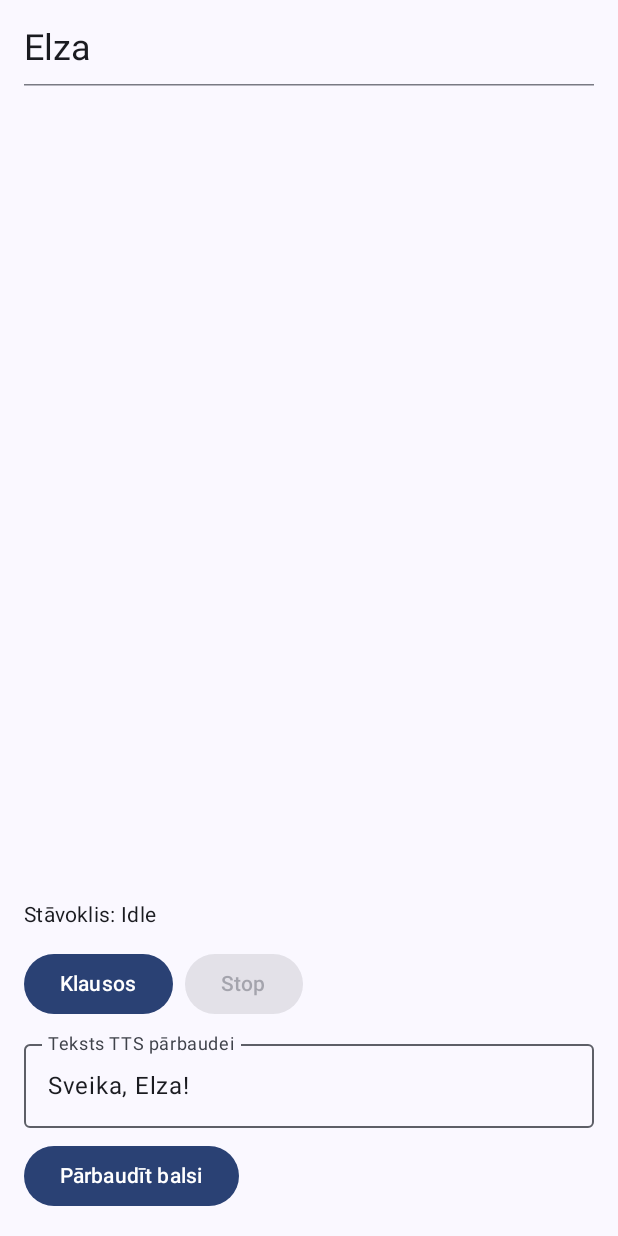
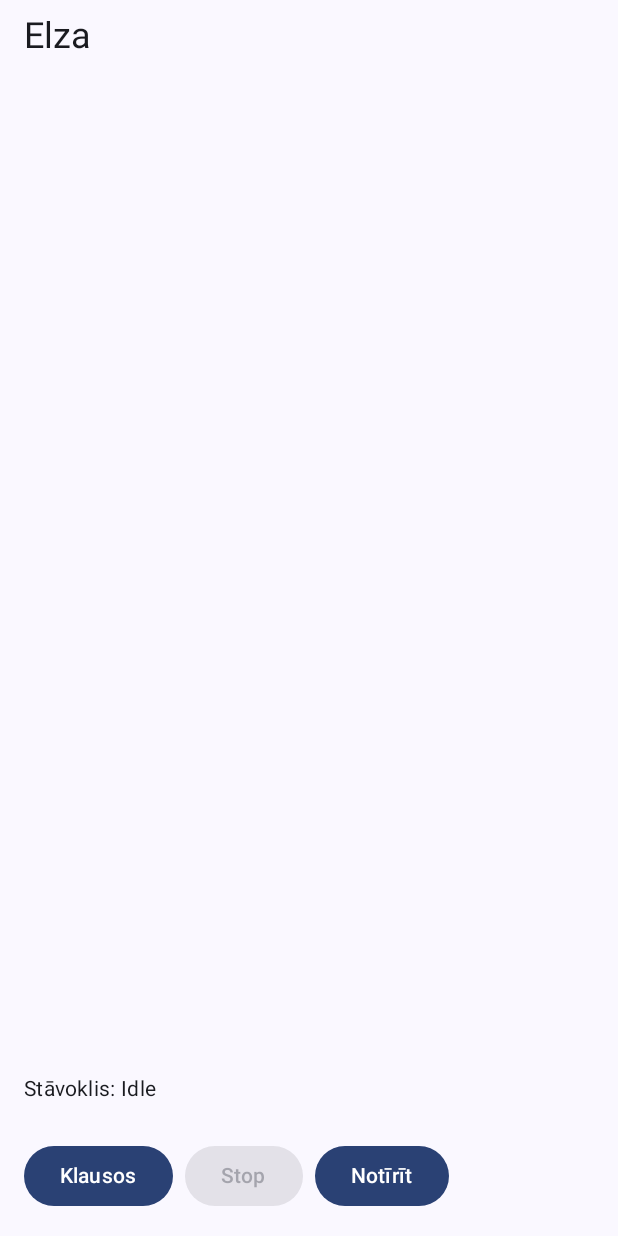
Before and after one commit to Mariozo/HomeoGO, an Android app built with Jetpack Compose: the screen it shows after launch (MainActivity), on a phone screen of 412 x 824 dp. Run offline under Robolectric (Android 15) with nearby library versions, the phone set to English and light mode, and no system bars; 1 statement that could not run was skipped.

Commit message:
feat(ai): Elza gained reason — full Android↔Flask↔OpenAI link operational 🎉 (first full dialogue working)

```diff
--- a/app/src/main/java/lv/mariozo/homeogo/ElzaViewModel.kt
+++ b/app/src/main/java/lv/mariozo/homeogo/ElzaViewModel.kt
@@ -1,16 +1,15 @@
 // File: app/src/main/java/lv/mariozo/homeogo/ui/ElzaViewModel.kt
 // Project: HomeoGO
 // Created: 04.okt.2025 14:25 (Rīga)
-// ver. 1.5
-// Purpose: ViewModel for ElzaScreen — STT/TTS, chat history, AI-first logic with clear diagnostics.
+// ver. 1.9 (added 350 ms TTS→STT tail guard, Gemini loop fix compatible)
+// Purpose: ViewModel for ElzaScreen, adapted for Flask/OpenAI backend.
 // Comments:
-//  - Reads AI endpoint config from BuildConfig (ELZA_API_BASE/ELZA_API_PATH/ELZA_API_TOKEN).
-//  - Shows precise status on network/HTTP/JSON errors so you can pinpoint why AI reply is empty.
+//  - Adds short tail guard after TTS to avoid self-echo.
+//  - Fully compatible with current Flask API (POST {"prompt","lang"} → {"reply"}).
 
 package lv.mariozo.homeogo.ui
 
-// 1. ---- Imports ---------------------------------------------------------------
-import lv.mariozo.homeogo.BuildConfig as AppBuildConfig
+// #1. ---- Imports --------------------------------------------------------------
 
 import android.app.Application
 import android.content.Context
@@ -33,8 +32,9 @@ import java.net.HttpURLConnection
 import java.net.SocketTimeoutException
 import java.net.URL
 import java.nio.charset.StandardCharsets
+import lv.mariozo.homeogo.BuildConfig as AppBuildConfig
 
-// 2. ---- Chat model ------------------------------------------------------------
+// #2. ---- Chat model ------------------------------------------------------------
 enum class Sender { USER, ELZA }
 
 data class ChatMessage(
@@ -43,7 +43,7 @@ data class ChatMessage(
     val text: String,
 )
 
-// 3. ---- UI State --------------------------------------------------------------
+// #3. ---- UI State --------------------------------------------------------------
 data class ElzaScreenState(
     val status: String = "Idle",
     val recognizedText: String = "",
@@ -51,7 +51,7 @@ data class ElzaScreenState(
     val messages: List<ChatMessage> = emptyList(),
 )
 
-// 4. ---- ViewModel -------------------------------------------------------------
+// #4. ---- ViewModel -------------------------------------------------------------
 class ElzaViewModel(application: Application) : AndroidViewModel(application) {
 
     private val _uiState = MutableStateFlow(ElzaScreenState())
@@ -69,7 +69,6 @@ class ElzaViewModel(application: Application) : AndroidViewModel(application) {
         speechRegion = AppBuildConfig.AZURE_SPEECH_REGION
     )
 
-    // 4.1 ---- AI-first logic manager (uses backendReply + isOnline) -----------
     private val logic = ElzaLogicManager(
         ai = { userText, locale -> backendReply(userText, locale) },
         isOnline = { isNetworkAvailable(getApplication()) },
@@ -79,33 +78,37 @@ class ElzaViewModel(application: Application) : AndroidViewModel(application) {
     private var nextId: Long = 1L
     private fun newId(): Long = nextId++
 
-    // STT ↔ TTS echo guard
-    private var isSpeaking: Boolean = false
+    // --- TTS/STT tail guard -----------------------------------------------------
+    private var isSpeaking = false
+    private var speakEndedAt = 0L
+    private val speakTailMs = 350L
 
-    // 4.2 ---- STT control ------------------------------------------------------
+    // #4.2 ---- STT control ------------------------------------------------------
     fun startListening() {
-        if (isSpeaking) {
+        // Drop if just finished speaking
+        if (isSpeaking || System.currentTimeMillis() - speakEndedAt < speakTailMs) {
             _uiState.value = _uiState.value.copy(status = "Pagaidi — runāju…")
             return
         }
+
         _uiState.value = _uiState.value.copy(status = "Klausos...", isListening = true)
         sttManager.startListening(object : SpeechRecognizerManager.Callbacks {
             override fun onPartial(text: String) {
-                if (isSpeaking) return
+                if (isSpeaking || System.currentTimeMillis() - speakEndedAt < speakTailMs) return
                 _uiState.value =
                     _uiState.value.copy(status = "Dzird daļu...", recognizedText = text)
             }
 
             override fun onFinal(text: String) {
-                if (isSpeaking) return
-                _uiState.value = _uiState.value.copy(
-                    status = "Atpazīts!",
-                    recognizedText = text,
-                    isListening = false
-                )
+                if (isSpeaking || System.currentTimeMillis() - speakEndedAt < speakTailMs || !_uiState.value.isListening) return
+                stopListening()
+
                 if (text.isNotBlank()) {
+                    _uiState.value = _uiState.value.copy(status = "Atpazīts!")
                     appendMessage(Sender.USER, text)
                     processInput(text)
+                } else {
+                    _uiState.value = _uiState.value.copy(status = "Gatavs")
                 }
             }
 
@@ -132,25 +135,27 @@ class ElzaViewModel(application: Application) : AndroidViewModel(application) {
         )
     }
 
-    // 4.3 ---- TTS control ------------------------------------------------------
-    fun speakTest(text: String) {
+    // #4.3 ---- TTS control ------------------------------------------------------
+    private fun speak(text: String) {
         if (_uiState.value.isListening) stopListening()
+
         isSpeaking = true
-        _uiState.value = _uiState.value.copy(status = "Runā: $text")
+        _uiState.value = _uiState.value.copy(status = "Runā…")
+
         ttsManager.speak(text) { ok ->
             isSpeaking = false
+            speakEndedAt = System.currentTimeMillis()
             viewModelScope.launch {
                 _uiState.value = _uiState.value.copy(
-                    status = if (ok) "Atskaņošana pabeigta" else "TTS kļūda"
+                    status = if (ok) "Gatavs" else "TTS kļūda"
                 )
             }
         }
     }
 
-    // 4.4 ---- Logic bridge (STT → AI → TTS) -----------------------------------
+    // #4.4 ---- Logic bridge (STT → AI → TTS) -----------------------------------
     private fun processInput(text: String) {
         viewModelScope.launch {
-            // Pirms izsaukuma — skaidrs statuss, kas notiek
             _uiState.value = _uiState.value.copy(status = "Domāju…")
             val reply: ElzaResponse = logic.replyTo(text, locale = AppBuildConfig.STT_LANGUAGE)
 
@@ -161,11 +166,11 @@ class ElzaViewModel(application: Application) : AndroidViewModel(application) {
             }
 
             appendMessage(Sender.ELZA, reply.text)
-            speakTest(reply.text)
+            speak(reply.text)
         }
     }
 
-    // 4.5 ---- Chat helpers -----------------------------------------------------
+    // #4.5 ---- Chat helpers -----------------------------------------------------
     private fun appendMessage(from: Sender, text: String) {
         val msg = ChatMessage(id = newId(), from = from, text = text)
         _uiState.value = _uiState.value.copy(messages = _uiState.value.messages + msg)
@@ -176,32 +181,27 @@ class ElzaViewModel(application: Application) : AndroidViewModel(application) {
             _uiState.value.copy(messages = emptyList(), recognizedText = "", status = "Notīrīts")
     }
 
-    // 4.6 ---- Cleanup -----------------------------------------------------------
+    // #4.6 ---- Cleanup -----------------------------------------------------------
     override fun onCleared() {
         super.onCleared()
         sttManager.release()
         ttsManager.release()
     }
 
-    // 5. ---- Backend (AI) adapter ----------------------------------------------
+    // #5. ---- Backend (Flask AI adapter) ----------------------------------------
     private companion object {
         private const val TAG = "HomeoGO-AI"
-        private const val TIMEOUT_MS = 15_000
+        private const val TIMEOUT_MS = 20_000
     }
 
-    /**
-     * POST {text, locale} → {"reply": "..."} (vai {"answer": "..."})
-     * Precīzi kļūdu paziņojumi atgriežas UI statusā.
-     */
     private suspend fun backendReply(userText: String, locale: String): String =
         withContext(Dispatchers.IO) {
             val base = AppBuildConfig.ELZA_API_BASE
             val path = AppBuildConfig.ELZA_API_PATH
             val token = AppBuildConfig.ELZA_API_TOKEN
 
-            if (base.isBlank()) {
-                Log.w(TAG, "ELZA_API_BASE nav konfigurēts")
-                // Atgriežam tukšu, lai LogicManager parādītu godīgu fallback
+            if (base.isBlank() || path.isBlank()) {
+                Log.w(TAG, "Flask API adrese nav norādīta local.properties")
                 return@withContext ""
             }
 
@@ -212,14 +212,13 @@ class ElzaViewModel(application: Application) : AndroidViewModel(application) {
                 connectTimeout = TIMEOUT_MS
                 readTimeout = TIMEOUT_MS
                 setRequestProperty("Content-Type", "application/json; charset=utf-8")
-                if (token.isNotBlank()) {
+                if (token.isNotBlank())
                     setRequestProperty("Authorization", "Bearer $token")
-                }
             }
 
             val payload = JSONObject()
-                .put("text", userText)
-                .put("locale", locale)
+                .put("prompt", userText)
+                .put("lang", locale)
                 .toString()
                 .toByteArray(StandardCharsets.UTF_8)
 
@@ -228,25 +227,14 @@ class ElzaViewModel(application: Application) : AndroidViewModel(application) {
                 val code = conn.responseCode
                 val stream = if (code in 200..299) conn.inputStream else conn.errorStream
                 val raw = stream.bufferedReader().use { it.readText() }.trim()
+                Log.d(TAG, "Flask reply ($code): $raw")
 
-                if (code !in 200..299) {
-                    Log.w(TAG, "HTTP $code: $raw")
-                    // Padodam tukšu → LogicManager sniegs skaidru fallback
-                    return@withContext ""
-                }
+                if (code !in 200..299) return@withContext ""
 
-                // Izvelkam "reply" vai "answer"
                 val json = runCatching { JSONObject(raw) }.getOrNull()
-                val reply = when {
-                    json == null -> ""
-                    json.has("reply") -> json.optString("reply")
-                    json.has("answer") -> json.optString("answer")
-                    else -> ""
-                }.trim()
-
-                if (reply.isBlank()) {
-                    Log.w(TAG, "AI atbilde tukša vai nezināms formāts: $raw")
-                }
+                val reply = json?.optString("reply", "")?.trim().orEmpty()
+                if (reply.isBlank())
+                    Log.w(TAG, "Tukša Flask atbilde vai nav 'reply' lauka.")
                 reply
             } catch (e: SocketTimeoutException) {
                 Log.e(TAG, "Timeout ($TIMEOUT_MS ms) pie $url", e)
@@ -259,7 +247,7 @@ class ElzaViewModel(application: Application) : AndroidViewModel(application) {
             }
         }
 
-    // 6. ---- Connectivity helper -----------------------------------------------
+    // #6. ---- Connectivity helper -----------------------------------------------
     private fun isNetworkAvailable(ctx: Context): Boolean {
         val cm = ctx.getSystemService(Context.CONNECTIVITY_SERVICE) as ConnectivityManager
         val net = cm.activeNetwork ?: return false
--- a/app/src/main/java/lv/mariozo/homeogo/MainActivity.kt
+++ b/app/src/main/java/lv/mariozo/homeogo/MainActivity.kt
@@ -1,13 +1,10 @@
 // File: app/src/main/java/lv/mariozo/homeogo/MainActivity.kt
 // Project: HomeoGO
 // Created: 03.okt.2025 12:50 (Rīga)
-// ver. 1.4
-// Purpose: Host Activity. Piesaista ElzaViewModel ElzaScreen UI un nodrošina
-//          mikrofona atļaujas pieprasīšanu pirms STT palaišanas (RECORD_AUDIO).
+// ver. 1.6
+// Purpose: Host Activity. Enables edge-to-edge display and handles mic permissions.
 // Comments:
-//  - Runtime permission: ja atļauja nav dota, pieprasa to ar Activity Result API,
-//    un tikai pēc apstiprinājuma palaiž vm.startListening().
-//  - Izmanto lifecycle-compose (collectAsStateWithLifecycle) un viewModel().
+//  - Added enableEdgeToEdge() for modern UI behavior.
 
 package lv.mariozo.homeogo
 
@@ -19,6 +16,7 @@ import android.util.Log
 import androidx.activity.ComponentActivity
 import androidx.activity.compose.rememberLauncherForActivityResult
 import androidx.activity.compose.setContent
+import androidx.activity.enableEdgeToEdge
 import androidx.activity.result.contract.ActivityResultContracts
 import androidx.core.content.ContextCompat
 import androidx.lifecycle.compose.collectAsStateWithLifecycle
@@ -29,8 +27,6 @@ import lv.mariozo.homeogo.ui.theme.HomeoGOTheme
 import lv.mariozo.homeogo.BuildConfig as AppBuildConfig
 
 
-
-Log.d("HomeoGO-API", "BASE=${AppBuildConfig.ELZA_API_BASE} PATH=${AppBuildConfig.ELZA_API_PATH} TOKEN_EMPTY=${AppBuildConfig.ELZA_API_TOKEN.isEmpty()}")
 // 2. ---- Activity --------------------------------------------------------------
 class MainActivity : ComponentActivity() {
 
@@ -38,11 +34,15 @@ class MainActivity : ComponentActivity() {
     override fun onCreate(savedInstanceState: Bundle?) {
         super.onCreate(savedInstanceState)
 
+        // Enable drawing behind system bars
+        enableEdgeToEdge()
+
+        Log.d(
+            "HomeoGO-API",
+            "BASE=${AppBuildConfig.ELZA_API_BASE} PATH=${AppBuildConfig.ELZA_API_PATH} TOKEN_EMPTY=${AppBuildConfig.ELZA_API_TOKEN.isEmpty()}"
+        )
+
         setContent {
-            Log.d(
-                "HomeoGO-API",
-                "BASE=${AppBuildConfig.ELZA_API_BASE} PATH=${AppBuildConfig.ELZA_API_PATH}"
-            )
             // Use the default ViewModel provider. It will correctly call the
             // ElzaViewModel(application: Application) constructor.
             val vm: ElzaViewModel = viewModel()
@@ -79,7 +79,7 @@ class MainActivity : ComponentActivity() {
                     state = state,
                     onStartListening = { requestMicThenStart() },
                     onStopListening = { vm.stopListening() },
-                    onSpeakTest = { vm.speakTest(it) }
+                    onClearChat = { vm.clearChat() }
                 )
             }
         }
--- a/app/src/main/java/lv/mariozo/homeogo/ui/ElzaScreen.kt
+++ b/app/src/main/java/lv/mariozo/homeogo/ui/ElzaScreen.kt
@@ -1,12 +1,10 @@
 // File: app/src/main/java/lv/mariozo/homeogo/ui/ElzaScreen.kt
 // Project: HomeoGO
 // Created: 04.okt.2025 4:10 (Rīga)
-// ver. 1.4
-// Purpose: Elza screen UI. Adds chat bubble list (messages) above controls,
-//          keeps existing buttons (Klausos/Stop/Pārbaudīt balsi). Stable M3 API.
+// ver. 1.9
+// Purpose: Elza screen UI. Uses Scaffold to respect window insets (safe areas).
 // Comments:
-//  - UI texts LV; code/comments EN. No direct Azure imports; pure callbacks from VM.
-//  - Provides two Previews: light & dark, with mock state.
+//  - Added missing import for HomeoGOTheme to fix Previews.
 
 @file:OptIn(androidx.compose.material3.ExperimentalMaterial3Api::class)
 
@@ -20,22 +18,17 @@ import androidx.compose.foundation.lazy.LazyColumn
 import androidx.compose.foundation.lazy.items
 import androidx.compose.foundation.shape.RoundedCornerShape
 import androidx.compose.material3.Button
-import androidx.compose.material3.HorizontalDivider
 import androidx.compose.material3.MaterialTheme
-import androidx.compose.material3.OutlinedTextField
-import androidx.compose.material3.Surface
+import androidx.compose.material3.Scaffold
 import androidx.compose.material3.Text
-import androidx.compose.material3.rememberTopAppBarState
-import androidx.compose.material3.TopAppBar
-import androidx.compose.material3.CenterAlignedTopAppBar
 import androidx.compose.runtime.*
 import androidx.compose.ui.Alignment
 import androidx.compose.ui.Modifier
 import androidx.compose.ui.draw.clip
 import androidx.compose.ui.platform.LocalFocusManager
-import androidx.compose.ui.text.style.TextAlign
+import androidx.compose.ui.tooling.preview.Preview
 import androidx.compose.ui.unit.dp
-import androidx.compose.ui.tooling.preview.Preview
+import lv.mariozo.homeogo.ui.theme.HomeoGOTheme
 
 // # 2. ---- Public UI -----------------------------------------------------------
 @Composable
@@ -43,27 +36,36 @@ fun ElzaScreen(
     state: ElzaScreenState,
     onStartListening: () -> Unit,
     onStopListening: () -> Unit,
-    onSpeakTest: (String) -> Unit,
+    onClearChat: () -> Unit,
 ) {
-    // # 2.1 ---- Layout root ----------------------------------------------------
-    Surface(modifier = Modifier.fillMaxSize()) {
+    Scaffold(
+        modifier = Modifier.fillMaxSize(),
+        topBar = {
+            Text(
+                text = "Elza",
+                style = MaterialTheme.typography.headlineSmall,
+                modifier = Modifier.padding(horizontal = 16.dp, vertical = 8.dp)
+            )
+        },
+        bottomBar = {
+            ControlsRow(
+                isListening = state.isListening,
+                onStartListening = onStartListening,
+                onStopListening = onStopListening,
+                onClearChat = onClearChat,
+                modifier = Modifier
+                    .padding(16.dp) // Add padding around the controls
+                    .navigationBarsPadding() // Add padding for the navigation bar
+            )
+        }
+    ) { innerPadding ->
         Column(
             modifier = Modifier
                 .fillMaxSize()
-                .padding(16.dp)
+                .padding(innerPadding) // Apply padding from Scaffold
+                .padding(horizontal = 16.dp) // Keep horizontal padding
         ) {
-
-            // Title
-            Text(
-                text = "Elza",
-                style = MaterialTheme.typography.headlineSmall
-            )
-
-            Spacer(Modifier.height(8.dp))
-            HorizontalDivider()
-
             // # 2.2 ---- Chat list ------------------------------------------------
-            Spacer(Modifier.height(8.dp))
             ChatList(
                 messages = state.messages,
                 modifier = Modifier
@@ -75,16 +77,8 @@ fun ElzaScreen(
             Spacer(Modifier.height(8.dp))
             Text(
                 text = "Stāvoklis: ${state.status}",
-                style = MaterialTheme.typography.bodyMedium
-            )
-
-            // # 2.4 ---- Controls (existing) -------------------------------------
-            Spacer(Modifier.height(12.dp))
-            ControlsRow(
-                isListening = state.isListening,
-                onStartListening = onStartListening,
-                onStopListening = onStopListening,
-                onSpeakTest = onSpeakTest
+                style = MaterialTheme.typography.bodyMedium,
+                modifier = Modifier.padding(bottom = 8.dp)
             )
         }
     }
@@ -119,7 +113,6 @@ private fun ChatBubble(
 ) {
     val bg =
         if (isElza) MaterialTheme.colorScheme.surfaceVariant else MaterialTheme.colorScheme.primaryContainer
-    val align = if (isElza) Alignment.CenterStart else Alignment.CenterEnd
     val shape = RoundedCornerShape(
         topStart = 16.dp, topEnd = 16.dp,
         bottomStart = if (isElza) 4.dp else 16.dp,
@@ -149,12 +142,12 @@ private fun ControlsRow(
     isListening: Boolean,
     onStartListening: () -> Unit,
     onStopListening: () -> Unit,
-    onSpeakTest: (String) -> Unit,
+    onClearChat: () -> Unit,
+    modifier: Modifier = Modifier
 ) {
-    var testText by remember { mutableStateOf("Sveika, Elza!") }
     val focus = LocalFocusManager.current
 
-    Column(Modifier.fillMaxWidth()) {
+    Column(modifier.fillMaxWidth()) {
         Row(
             Modifier.fillMaxWidth(),
             horizontalArrangement = Arrangement.spacedBy(8.dp)
@@ -168,25 +161,14 @@ private fun ControlsRow(
                 onClick = onStopListening,
                 enabled = isListening
             ) { Text("Stop") }
+
+            Button(
+                onClick = {
+                    focus.clearFocus()
+                    onClearChat()
+                }
+            ) { Text("Notīrīt") }
         }
-
-        Spacer(Modifier.height(8.dp))
-
-        OutlinedTextField(
-            value = testText,
-            onValueChange = { testText = it },
-            label = { Text("Teksts TTS pārbaudei") },
-            modifier = Modifier.fillMaxWidth()
-        )
-
-        Spacer(Modifier.height(8.dp))
-
-        Button(
-            onClick = {
-                focus.clearFocus()
-                onSpeakTest(testText)
-            }
-        ) { Text("Pārbaudīt balsi") }
     }
 }
 
@@ -203,12 +185,12 @@ fun ElzaPreview_Light() {
             ChatMessage(2, Sender.ELZA, "Sveika! Kā varu palīdzēt?")
         )
     )
-    MaterialTheme {
+    HomeoGOTheme {
         ElzaScreen(
             state = mock,
             onStartListening = {},
             onStopListening = {},
-            onSpeakTest = {}
+            onClearChat = {}
         )
     }
 }
@@ -230,12 +212,12 @@ fun ElzaPreview_Dark() {
             ChatMessage(2, Sender.ELZA, "Varu pastāstīt par laikapstākļiem vai tavu sarakstu.")
         )
     )
-    MaterialTheme {
+    HomeoGOTheme {
         ElzaScreen(
             state = mock,
             onStartListening = {},
             onStopListening = {},
-            onSpeakTest = {}
+            onClearChat = {}
         )
     }
 }
```
Also changed, not shown: app/src/main/AndroidManifest.xml (+7 -3 lines), app/src/main/res/xml/network_security_config.xml (added, +12 -0 lines), 1 other file.
